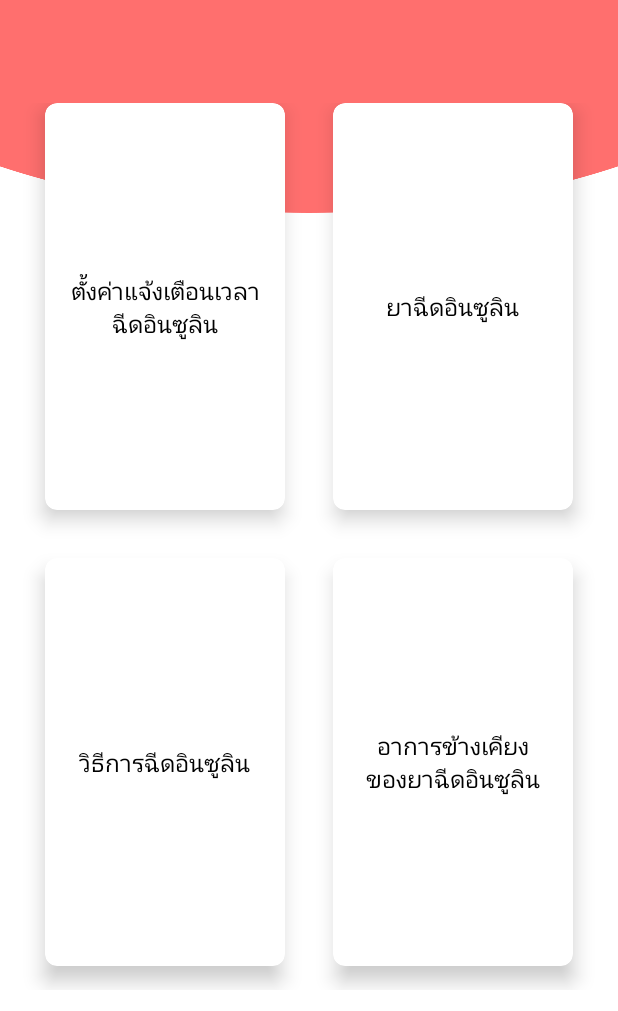
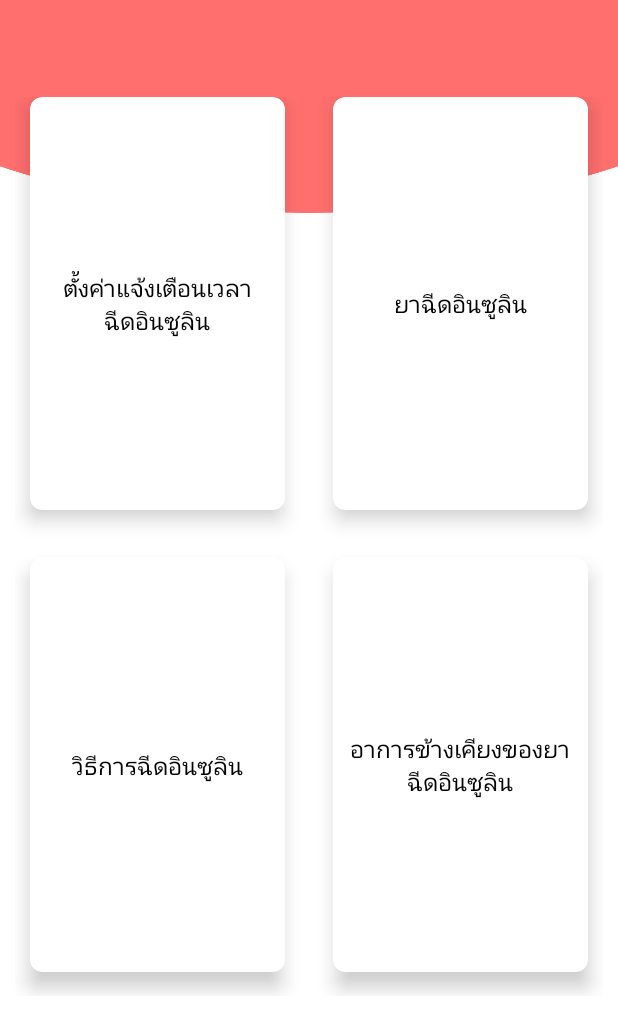
Before and after one commit to peeranont-ja/DmAtHere, an Android app: the screen it shows after launch (MainActivity), on a phone screen of 412 x 824 dp, the part 225-1236 px from its top. Run offline under Robolectric (Android 15) with nearby library versions, the phone set to English and light mode, and no system bars.

Commit message:
Change padding

```diff
--- a/app/src/main/res/layout/activity_main.xml
+++ b/app/src/main/res/layout/activity_main.xml
@@ -38,7 +38,7 @@
             android:alignmentMode="alignMargins"
             android:columnCount="2"
             android:columnOrderPreserved="false"
-            android:padding="14dp"
+            android:padding="10dp"
             android:rowCount="3">
 
             <!-- Row 1 -->
@@ -49,7 +49,7 @@
                 android:layout_height="0dp"
                 android:layout_rowWeight="1"
                 android:layout_columnWeight="1"
-                android:layout_marginLeft="16dp"
+                android:layout_marginLeft="10dp"
                 android:layout_marginRight="16dp"
                 android:layout_marginBottom="16dp"
                 app:cardCornerRadius="8dp"
@@ -88,7 +88,7 @@
                 android:layout_rowWeight="1"
                 android:layout_columnWeight="1"
                 android:layout_marginLeft="16dp"
-                android:layout_marginRight="16dp"
+                android:layout_marginRight="10dp"
                 android:layout_marginBottom="16dp"
                 app:cardCornerRadius="8dp"
                 app:cardElevation="8dp">
@@ -128,7 +128,7 @@
                 android:layout_height="0dp"
                 android:layout_rowWeight="1"
                 android:layout_columnWeight="1"
-                android:layout_marginLeft="16dp"
+                android:layout_marginLeft="10dp"
                 android:layout_marginTop="16dp"
                 android:layout_marginRight="16dp"
                 android:layout_marginBottom="16dp"
@@ -169,7 +169,7 @@
                 android:layout_columnWeight="1"
                 android:layout_marginLeft="16dp"
                 android:layout_marginTop="16dp"
-                android:layout_marginRight="16dp"
+                android:layout_marginRight="10dp"
                 android:layout_marginBottom="16dp"
                 app:cardCornerRadius="8dp"
                 app:cardElevation="8dp">
@@ -178,7 +178,7 @@
                     android:layout_width="wrap_content"
                     android:layout_height="wrap_content"
                     android:layout_gravity="center_horizontal|center_vertical"
-                    android:layout_margin="16dp"
+                    android:layout_margin="10dp"
                     android:orientation="vertical">
 
                     <!--<ImageView-->
```
